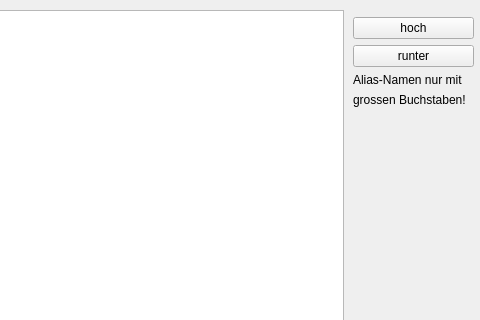
Old version of the form dialog_wkz.ui in the repository TischlerWilly/postprozessor; both pictures show x 417 to 897 and y 0 to 320 of the 897 by 523 pixel window.
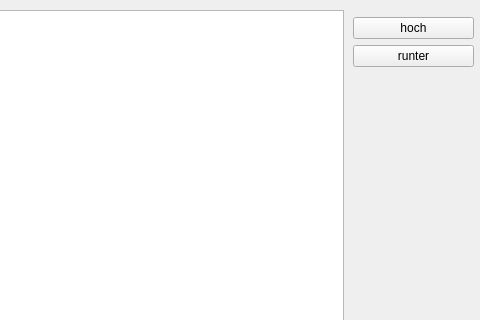
New version of the form.

Diff of the .ui file:
```diff
--- a/dialog_wkz.ui
+++ b/dialog_wkz.ui
@@ -100,20 +100,6 @@
       </property>
      </widget>
     </item>
-    <item>
-     <widget class="QLabel" name="label">
-      <property name="text">
-       <string>Alias-Namen nur mit</string>
-      </property>
-     </widget>
-    </item>
-    <item>
-     <widget class="QLabel" name="label_2">
-      <property name="text">
-       <string>grossen Buchstaben!</string>
-      </property>
-     </widget>
-    </item>
     <item>
      <spacer name="verticalSpacer">
       <property name="orientation">
```
